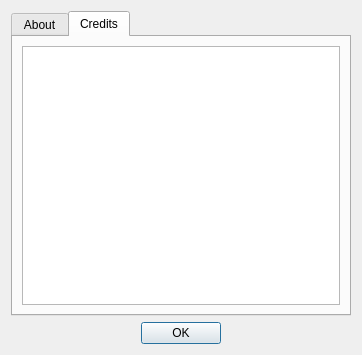
Above: GUI/About/AboutDialog.ui from Gdalik/EarQuiz_Frequencies before the change. Below: the same form after it.
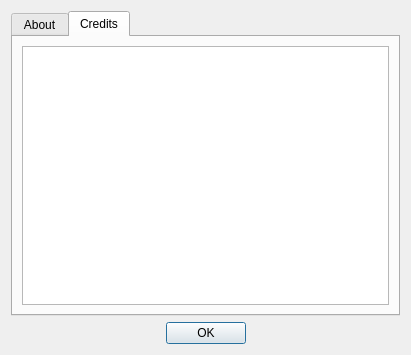
That is the form after the change. The open tabs and pages were chosen to show the change. Icons and pictures are not drawn.

The edit to the form file:
```diff
--- a/GUI/About/AboutDialog.ui
+++ b/GUI/About/AboutDialog.ui
@@ -121,7 +121,7 @@
           </font>
          </property>
          <property name="text">
-          <string>Copyright (c) 2023 by Gdaliy Garmiza</string>
+          <string>Copyright (c) 2023-2024 by Gdaliy Garmiza</string>
          </property>
         </widget>
        </item>
@@ -196,8 +196,8 @@
           <string>&lt;!DOCTYPE HTML PUBLIC &quot;-//W3C//DTD HTML 4.0//EN&quot; &quot;http://www.w3.org/TR/REC-html40/strict.dtd&quot;&gt;
 &lt;html&gt;&lt;head&gt;&lt;meta name=&quot;qrichtext&quot; content=&quot;1&quot; /&gt;&lt;style type=&quot;text/css&quot;&gt;
 p, li { white-space: pre-wrap; }
-&lt;/style&gt;&lt;/head&gt;&lt;body style=&quot; font-family:'MS Shell Dlg 2'; font-size:8.25pt; font-weight:400; font-style:normal;&quot;&gt;
-&lt;p style=&quot;-qt-paragraph-type:empty; margin-top:0px; margin-bottom:0px; margin-left:0px; margin-right:0px; -qt-block-indent:0; text-indent:0px; font-family:'.AppleSystemUIFont'; font-size:13pt;&quot;&gt;&lt;br /&gt;&lt;/p&gt;&lt;/body&gt;&lt;/html&gt;</string>
+&lt;/style&gt;&lt;/head&gt;&lt;body style=&quot; font-family:'.AppleSystemUIFont'; font-size:13pt; font-weight:400; font-style:normal;&quot;&gt;
+&lt;p style=&quot;-qt-paragraph-type:empty; margin-top:0px; margin-bottom:0px; margin-left:0px; margin-right:0px; -qt-block-indent:0; text-indent:0px;&quot;&gt;&lt;br /&gt;&lt;/p&gt;&lt;/body&gt;&lt;/html&gt;</string>
          </property>
          <property name="openExternalLinks">
           <bool>true</bool>
```
Left out of the diff: 17 changed lines with no effect on the pictures.
